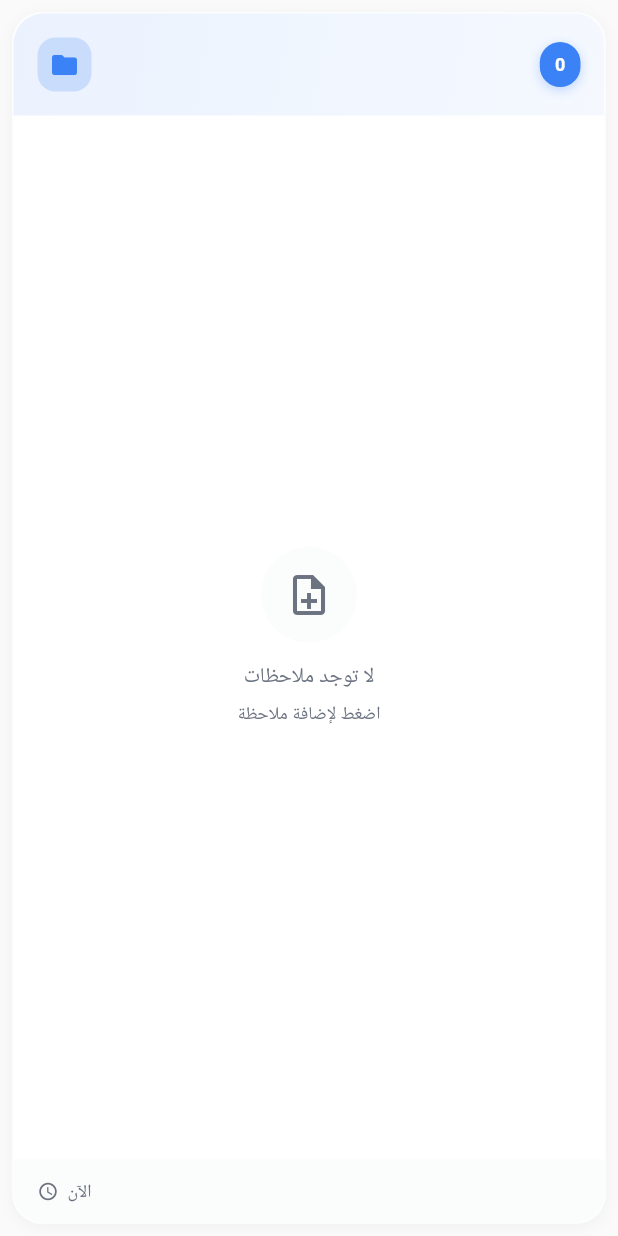
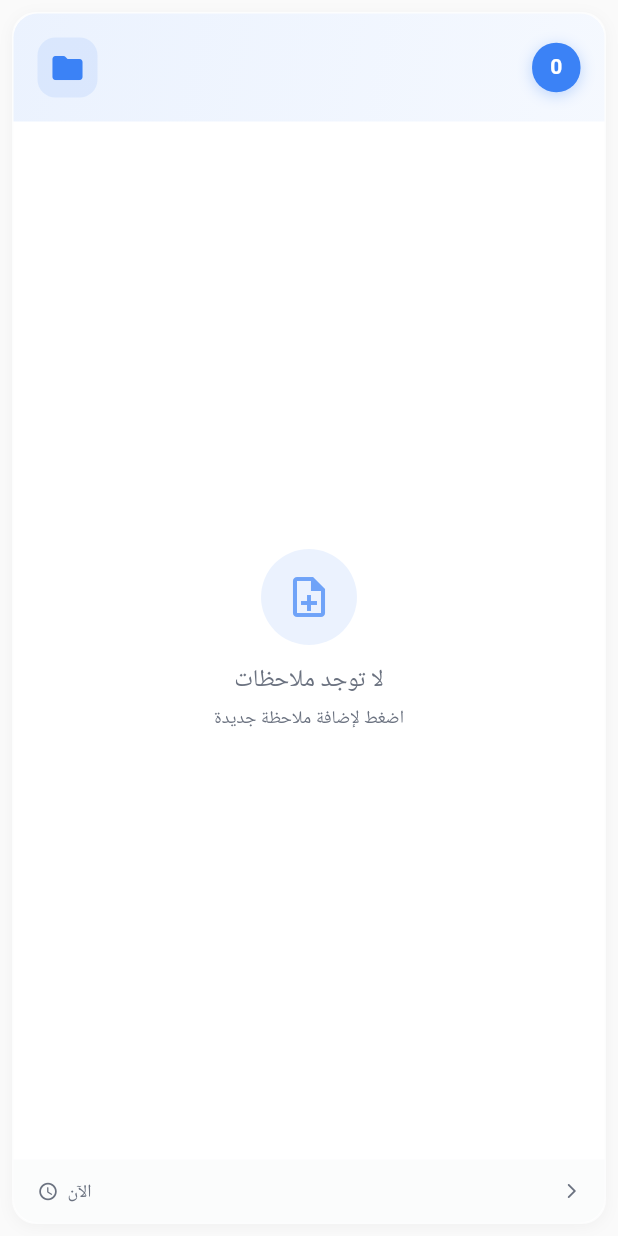
Before and after one commit to Mohamed03-T/Notes-App, a Flutter app: the FolderCard widget shown alone on an empty page, opened directly with empty values, on a phone screen of 412 x 824 dp. Run offline on Flutter 3.47's test engine with Material 3 defaults, Android fonts, the light colour scheme and no system bars; our stand-ins replace shared_preferences; accounts and stored records are empty.

Commit message:
Try to fix error

```diff
--- a/lib/components/folder_card/folder_card.dart
+++ b/lib/components/folder_card/folder_card.dart
@@ -72,6 +72,9 @@ class _FolderCardState extends State<FolderCard> with SingleTickerProviderStateM
       _isPressed = false;
     });
     _animationController.reverse();
+    if (widget.onTap != null) {
+      widget.onTap!();
+    }
   }
 
   void _onTapCancel() {
@@ -101,7 +104,7 @@ class _FolderCardState extends State<FolderCard> with SingleTickerProviderStateM
               margin: const EdgeInsets.all(8),
               decoration: BoxDecoration(
                 color: AppTheme.getCardColor(context),
-                borderRadius: BorderRadius.circular(20),
+                borderRadius: BorderRadius.circular(16),
                 boxShadow: AppTheme.getCardShadow(context),
                 border: Border.all(
                   color: AppTheme.getBorderColor(context).withOpacity(0.1),
@@ -125,8 +128,8 @@ class _FolderCardState extends State<FolderCard> with SingleTickerProviderStateM
                         end: Alignment.bottomRight,
                       ),
                       borderRadius: const BorderRadius.only(
-                        topLeft: Radius.circular(20),
-                        topRight: Radius.circular(20),
+                        topLeft: Radius.circular(16),
+                        topRight: Radius.circular(16),
                       ),
                     ),
                     child: Row(
@@ -134,20 +137,20 @@ class _FolderCardState extends State<FolderCard> with SingleTickerProviderStateM
                         Container(
                           padding: const EdgeInsets.all(8),
                           decoration: BoxDecoration(
-                            color: Theme.of(context).colorScheme.primary.withOpacity(0.2),
+                            color: Theme.of(context).colorScheme.primary.withOpacity(0.1),
                             borderRadius: BorderRadius.circular(12),
                           ),
                           child: Icon(
                             Icons.folder_rounded,
                             color: Theme.of(context).colorScheme.primary,
-                            size: 20,
+                            size: 24,
                           ),
                         ),
                         const SizedBox(width: 12),
                         Expanded(
                           child: Text(
                             widget.folder.title,
-                            style: Theme.of(context).textTheme.titleMedium?.copyWith(
+                            style: Theme.of(context).textTheme.titleLarge?.copyWith(
                               fontWeight: FontWeight.bold,
                               color: AppTheme.getTextPrimary(context),
                             ),
@@ -155,14 +158,14 @@ class _FolderCardState extends State<FolderCard> with SingleTickerProviderStateM
                           ),
                         ),
                         Container(
-                          padding: const EdgeInsets.symmetric(horizontal: 10, vertical: 6),
+                          padding: const EdgeInsets.symmetric(horizontal: 12, vertical: 6),
                           decoration: BoxDecoration(
                             color: Theme.of(context).colorScheme.primary,
                             borderRadius: BorderRadius.circular(16),
                             boxShadow: [
                               BoxShadow(
                                 color: Theme.of(context).colorScheme.primary.withOpacity(0.3),
-                                blurRadius: 6,
+                                blurRadius: 8,
                                 offset: const Offset(0, 2),
                               ),
                             ],
@@ -172,7 +175,7 @@ class _FolderCardState extends State<FolderCard> with SingleTickerProviderStateM
                             style: TextStyle(
                               color: Theme.of(context).colorScheme.onPrimary,
                               fontWeight: FontWeight.bold,
-                              fontSize: 12,
+                              fontSize: 14,
                             ),
                           ),
                         ),
@@ -196,14 +199,14 @@ class _FolderCardState extends State<FolderCard> with SingleTickerProviderStateM
                     decoration: BoxDecoration(
                       color: AppTheme.getDividerColor(context).withOpacity(0.3),
                       borderRadius: const BorderRadius.only(
-                        bottomLeft: Radius.circular(20),
-                        bottomRight: Radius.circular(20),
+                        bottomLeft: Radius.circular(16),
+                        bottomRight: Radius.circular(16),
                       ),
                     ),
                     child: Row(
                       children: [
                         Icon(
-                          Icons.access_time,
+                          Icons.access_time_rounded,
                           size: 14,
                           color: AppTheme.getTextSecondary(context),
                         ),
@@ -213,6 +216,12 @@ class _FolderCardState extends State<FolderCard> with SingleTickerProviderStateM
                           style: Theme.of(context).textTheme.bodySmall?.copyWith(
                             color: AppTheme.getTextSecondary(context),
                           ),
+                        ),
+                        const Spacer(),
+                        Icon(
+                          Icons.arrow_forward_ios_rounded,
+                          size: 12,
+                          color: AppTheme.getTextSecondary(context),
                         ),
                       ],
                     ),
@@ -239,16 +248,20 @@ class _FolderCardState extends State<FolderCard> with SingleTickerProviderStateM
 
           return Container(
             margin: EdgeInsets.only(bottom: isLast ? 0 : 8),
-            padding: const EdgeInsets.all(8),
+            padding: const EdgeInsets.all(12),
             decoration: BoxDecoration(
-              color: AppTheme.getDividerColor(context).withOpacity(0.2),
+              color: Theme.of(context).colorScheme.primary.withOpacity(0.05),
               borderRadius: BorderRadius.circular(8),
+              border: Border.all(
+                color: Theme.of(context).colorScheme.primary.withOpacity(0.1),
+                width: 1,
+              ),
             ),
             child: Row(
               crossAxisAlignment: CrossAxisAlignment.start,
               children: [
                 Container(
-                  margin: const EdgeInsets.only(top: 6),
+                  margin: const EdgeInsets.only(top: 2),
                   width: 6,
                   height: 6,
                   decoration: BoxDecoration(
@@ -256,15 +269,15 @@ class _FolderCardState extends State<FolderCard> with SingleTickerProviderStateM
                     shape: BoxShape.circle,
                   ),
                 ),
-                const SizedBox(width: 10),
+                const SizedBox(width: 12),
                 Expanded(
                   child: Text(
                     note.content,
-                    style: Theme.of(context).textTheme.bodySmall?.copyWith(
+                    style: Theme.of(context).textTheme.bodyMedium?.copyWith(
                       color: AppTheme.getTextPrimary(context),
                       height: 1.4,
                     ),
-                    maxLines: 1,
+                    maxLines: 2,
                     overflow: TextOverflow.ellipsis,
                   ),
                 ),
@@ -277,15 +290,15 @@ class _FolderCardState extends State<FolderCard> with SingleTickerProviderStateM
           Padding(
             padding: const EdgeInsets.only(top: 12),
             child: Container(
-              padding: const EdgeInsets.symmetric(horizontal: 12, vertical: 6),
+              padding: const EdgeInsets.symmetric(horizontal: 12, vertical: 8),
               decoration: BoxDecoration(
-                color: Theme.of(context).colorScheme.primary.withOpacity(0.1),
-                borderRadius: BorderRadius.circular(12),
+                color: Theme.of(context).colorScheme.secondary.withOpacity(0.1),
+                borderRadius: BorderRadius.circular(20),
               ),
               child: Text(
                 'و ${widget.folder.notes.length - 3} ملاحظات أخرى...',
                 style: Theme.of(context).textTheme.bodySmall?.copyWith(
-                  color: Theme.of(context).colorScheme.primary,
+                  color: Theme.of(context).colorScheme.secondary,
                   fontWeight: FontWeight.w500,
                 ),
               ),
@@ -303,26 +316,26 @@ class _FolderCardState extends State<FolderCard> with SingleTickerProviderStateM
           Container(
             padding: const EdgeInsets.all(16),
             decoration: BoxDecoration(
-              color: AppTheme.getDividerColor(context).withOpacity(0.3),
+              color: Theme.of(context).colorScheme.primary.withOpacity(0.1),
               shape: BoxShape.circle,
             ),
             child: Icon(
               Icons.note_add_outlined,
               size: 32,
-              color: AppTheme.getTextSecondary(context),
+              color: Theme.of(context).colorScheme.primary.withOpacity(0.7),
             ),
           ),
           const SizedBox(height: 12),
           Text(
             'لا توجد ملاحظات',
-            style: Theme.of(context).textTheme.bodyMedium?.copyWith(
+            style: Theme.of(context).textTheme.titleMedium?.copyWith(
               color: AppTheme.getTextSecondary(context),
               fontWeight: FontWeight.w500,
             ),
           ),
           const SizedBox(height: 4),
           Text(
-            'اضغط لإضافة ملاحظة',
+            'اضغط لإضافة ملاحظة جديدة',
             style: Theme.of(context).textTheme.bodySmall?.copyWith(
               color: AppTheme.getTextSecondary(context),
             ),
```
